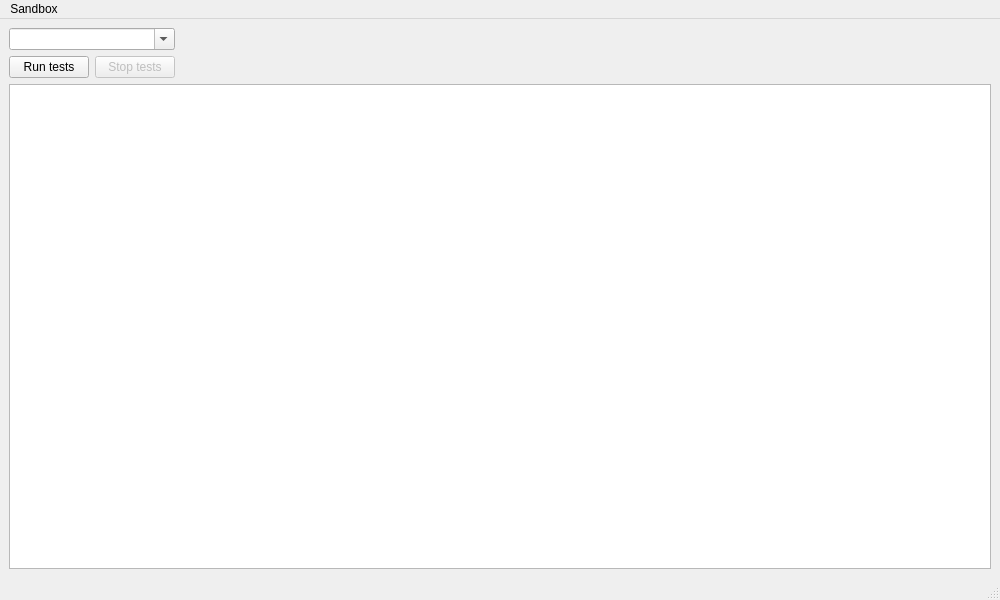
Before: the Qt Designer form SG_Automation/runTestsGUI.ui in shotgunsoftware/sg-automation, drawn with Qt 5.
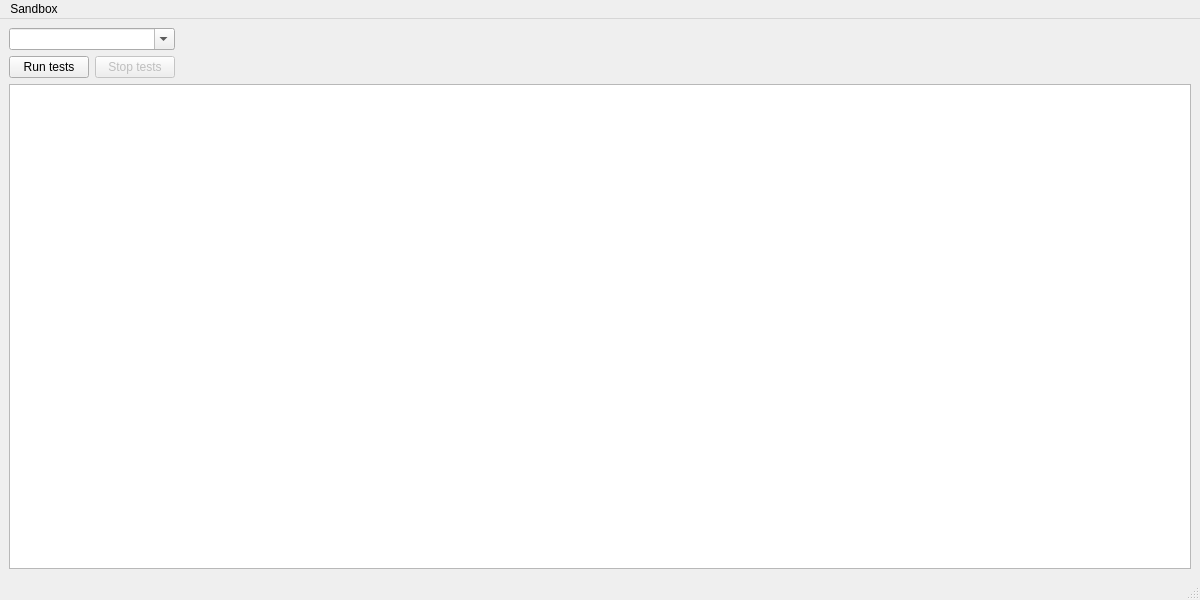
After: the same form once the commit is applied.

Commit message: Now password field is protected

Diff of the .ui file:
```diff
--- a/SG_Automation/runTestsGUI.ui
+++ b/SG_Automation/runTestsGUI.ui
@@ -6,7 +6,7 @@
    <rect>
     <x>0</x>
     <y>0</y>
-    <width>1000</width>
+    <width>1200</width>
     <height>600</height>
    </rect>
   </property>
@@ -85,7 +85,7 @@
     <rect>
      <x>0</x>
      <y>0</y>
-     <width>1000</width>
+     <width>1200</width>
      <height>22</height>
     </rect>
    </property>
```
The commit also changes 2 other files.
